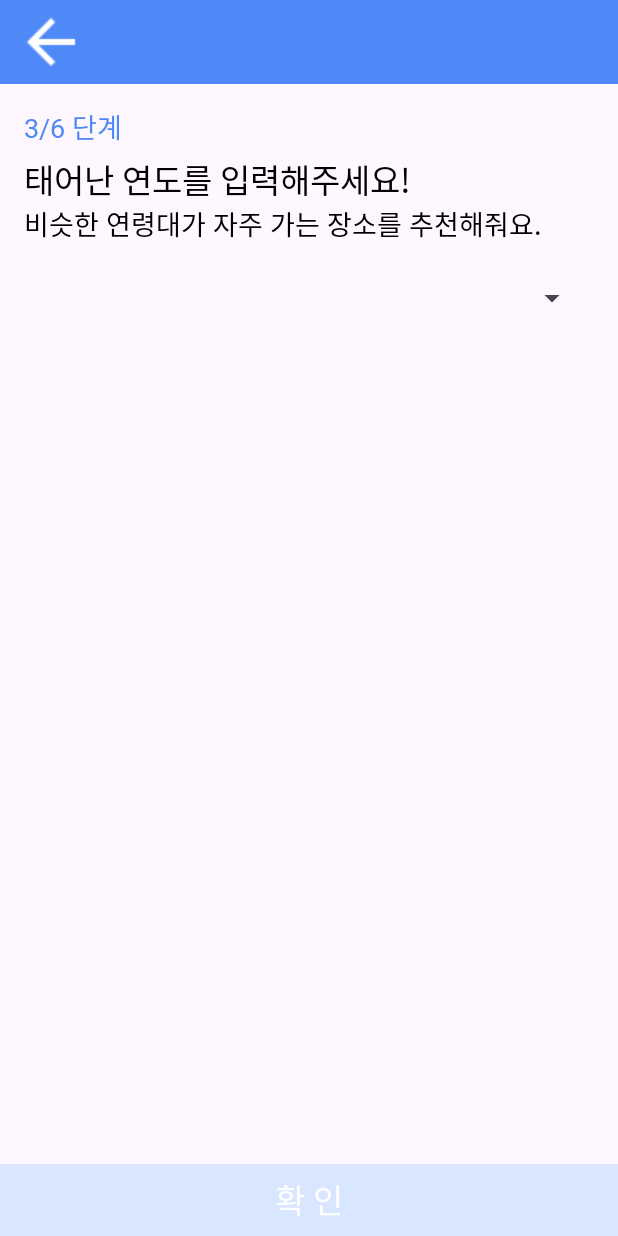
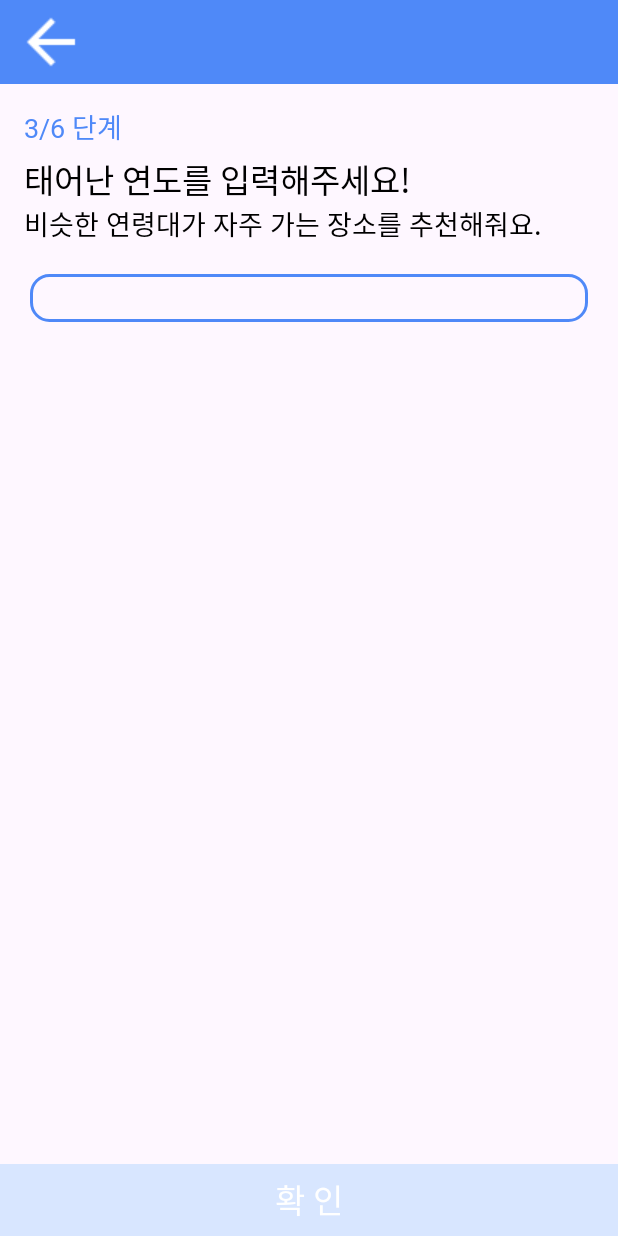
Before and after one commit to UiHyeon-Kim/CapstoneDesign_GEO, an Android app: the layout user_reg_age.xml on its own in the app's theme, with its tools: preview values and no code run, on a phone screen of 412 x 824 dp. Run offline under Robolectric (Android 15) with nearby library versions, the light colour scheme and no system bars.

Commit message:
240807_0013 나이 선택 및 기타 ui 적용

```diff
--- a/app/src/main/java/com/example/capstonedesign_geo/ui/MainActivity.java
+++ b/app/src/main/java/com/example/capstonedesign_geo/ui/MainActivity.java
@@ -1,7 +1,6 @@
 package com.example.capstonedesign_geo.ui;
 
 import android.content.Context;
-import android.content.Intent;
 import android.content.SharedPreferences;
 import android.os.Bundle;
 
@@ -26,13 +25,13 @@ public class MainActivity extends AppCompatActivity {
             return insets; // UI 요소가 시스템 UI에 가려지지 않게 함
         });
 
-        if (isUserPreferencesComplete()) {  // 사용자 선호조 조사가 완료된 경우
+        /*if (isUserPreferencesComplete()) {  // 사용자 선호조 조사가 완료된 경우
             setContentView(R.layout.activity_main); // 메인 화면으로 이동
         } else {    // 사용자 선호도 조사가 완료되지 않은 경우 첫 번째 화면으로 이동
             Intent intent = new Intent(MainActivity.this, UserRegistration.class);
             startActivity(intent);
             finish(); // 현재 액티비티 종료
-        }
+        }*/
     }
 
     // SharedPreferences에 사용자 데이터가 모두 저장되어 있는지 확인
--- a/app/src/main/java/com/example/capstonedesign_geo/ui/UserRegLocation.java
+++ b/app/src/main/java/com/example/capstonedesign_geo/ui/UserRegLocation.java
@@ -8,6 +8,7 @@ import androidx.annotation.Nullable;
 import androidx.appcompat.app.AppCompatActivity;
 
 import com.example.capstonedesign_geo.R;
+import com.example.capstonedesign_geo.utility.StatusBarKt;
 
 public class UserRegLocation extends AppCompatActivity {
 
@@ -16,6 +17,8 @@ public class UserRegLocation extends AppCompatActivity {
     @Override
     protected void onCreate(@Nullable Bundle savedInstanceState) {
         super.onCreate(savedInstanceState);
+        setContentView(R.layout.user_reg_location);
+        StatusBarKt.setStatusBarColor(this, getResources().getColor(R.color.mainblue));
 
         btnNext = findViewById(R.id.btnNext);
 
--- /dev/null
+++ b/app/src/main/res/drawable/bg_spinner.xml
@@ -0,0 +1,14 @@
+<?xml version="1.0" encoding="utf-8"?>
+<selector xmlns:android="http://schemas.android.com/apk/res/android">
+    <item>
+        <layer-list>
+            <item>
+                <shape>
+                    <solid android:color="@color/transparent" />
+                    <stroke android:width="2dp" android:color="@color/mainblue" />
+                    <corners android:radius="12dp" />
+                </shape>
+            </item>
+        </layer-list>
+    </item>
+</selector>
--- a/app/src/main/res/layout/user_reg_age.xml
+++ b/app/src/main/res/layout/user_reg_age.xml
@@ -74,8 +74,7 @@
         android:layout_margin="20dp"
         android:layout_marginLeft="16dp"
         android:layout_marginRight="16dp"
-        android:padding="16dp"
-        android:spinnerMode="dropdown" />
+        style="@style/SpinnerStyles" />
 
     <androidx.appcompat.widget.AppCompatButton
         android:id="@+id/btnNext"
--- a/app/src/main/res/values/styles.xml
+++ b/app/src/main/res/values/styles.xml
@@ -32,4 +32,13 @@
         <item name="android:background">@color/mainblue</item>
     </style>
 
+    <style name="SpinnerStyles">
+        <item name="android:overlapAnchor">false</item>
+        <item name="overlapAnchor">false</item>
+        <item name="android:spinnerMode">dialog</item>
+        <item name="android:dropDownWidth">match_parent</item>
+        <item name="android:background">@drawable/bg_spinner</item>
+        <item name="android:padding">16dp</item>
+    </style>
+
 </resources>
```
Also changed, not shown: app/src/main/java/com/example/capstonedesign_geo/data/Model/UserInfoTemp.java (added, +134 -0 lines), app/src/main/java/com/example/capstonedesign_geo/ui/UserRegAge.java (+17 -6 lines), app/src/main/java/com/example/capstonedesign_geo/ui/UserRegComplete.java (+7 -0 lines), app/src/main/java/com/example/capstonedesign_geo/ui/UserRegFavorite.java (+7 -0 lines), app/src/main/java/com/example/capstonedesign_geo/ui/UserRegHasPet.java (+7 -0 lines), app/src/main/java/com/example/capstonedesign_geo/ui/UserRegNickname.java (+3 -14 lines), app/src/main/java/com/example/capstonedesign_geo/ui/UserRegUserType.java (+2 -17 lines).
